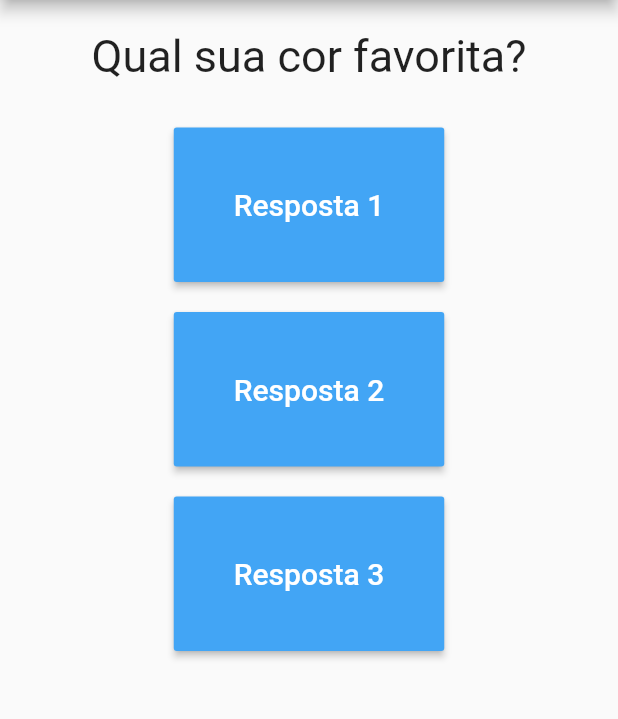
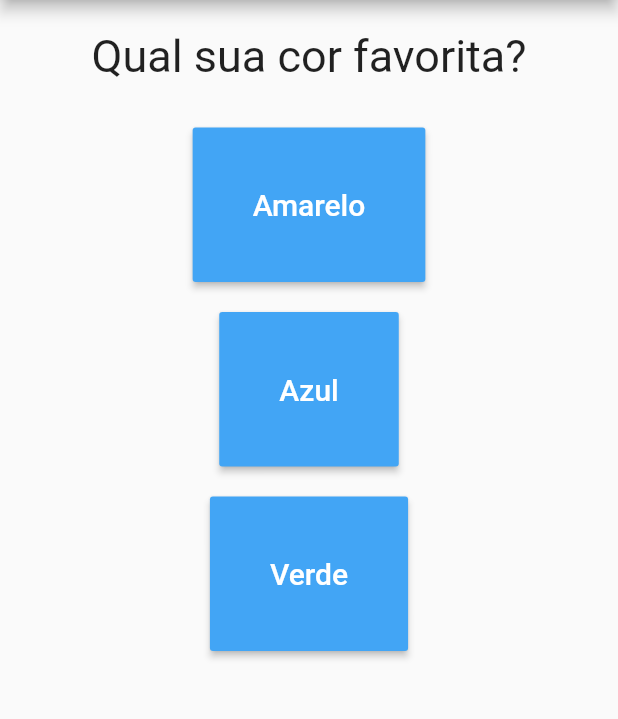
Before and after one commit to kiszewski/quiz-flutter, a Flutter app: the screen it shows after launch, on a phone screen of 412 x 824 dp, the part 84-803 px from its top. Run offline on Flutter 3.47's test engine with Material 2 defaults, Android fonts, the phone set to English and light mode, and no system bars.

Commit message:
realizado implementações e tela de resultado final

```diff
--- a/lib/main.dart
+++ b/lib/main.dart
@@ -2,29 +2,54 @@ import 'package:flutter/material.dart';
 import 'package:flutter/widgets.dart';
 import 'questao.dart';
 import 'resposta.dart';
+import 'resultado.dart';
 
 main() => runApp(PerguntasApp());
 
 class _PerguntaAppState extends State<PerguntasApp> {
+  static final List<Map<String, dynamic>> _perguntas = [
+    {
+      'pergunta': 'Qual sua cor favorita?',
+      'respostas': ['Amarelo', 'Azul', 'Verde']
+    },
+    {
+      'pergunta': 'Qual seu animal favorito?',
+      'respostas': ['Gato', 'Cachorro', 'Coelho']
+    },
+    {
+      'pergunta': 'Qual seu time favorito?',
+      'respostas': ['Real Madrid', 'Chelsea', 'Inter']
+    },
+    {
+      'pergunta': 'Qual sua comida favorito?',
+      'respostas': ['Batata frita', 'Arroz', 'Pastel']
+    },
+    {
+      'pergunta': 'Qual seu jogo favorito?',
+      'respostas': ['Overwatch', 'Fortnite', 'Fifa']
+    },
+  ];
   var _perguntaAtual = 0;
 
   void _responder() {
-    setState(() {
-      //Qualquer alteração de estado precisa ser feita dentro desse metodo,
-      //de forma reativa ele ira atualizar a interface grafica
-      _perguntaAtual++;
-    });
     print(_perguntaAtual);
+    if (existePerguntaSelecionada) {
+      setState(() {
+        //Qualquer alteração de estado precisa ser feita dentro desse metodo,
+        //de forma reativa ele ira atualizar a interface grafica
+        _perguntaAtual++;
+      });
+    }
+  }
+
+  bool get existePerguntaSelecionada {
+    return _perguntaAtual < _perguntas.length;
   }
 
   Widget build(BuildContext context) {
-    final perguntas = [
-      'Qual sua cor favorita?',
-      'Qual seu animal favorito?',
-      'Qual seu time favorito?',
-      'Qual sua comida favorito?',
-      'Qual seu jogo favorito?'
-      ];
+    final List<String> respostas = existePerguntaSelecionada
+      ? _perguntas[_perguntaAtual]['respostas']
+      : null;
 
     return MaterialApp(
       home: Scaffold(
@@ -32,12 +57,10 @@ class _PerguntaAppState extends State<PerguntasApp> {
           title: Text('Perguntas'),
         ),
         body: Center(
-          child: Column(children: <Widget>[
-            Questao(perguntas[_perguntaAtual]),
-            Resposta('Resposta 1', _responder),
-            Resposta('Resposta 2', _responder),
-            Resposta('Resposta 3', _responder),
-          ]),
+          child: existePerguntaSelecionada ? Column(children: <Widget>[
+            Questao(_perguntas[_perguntaAtual]['pergunta']),
+            ...respostas.map((resp) => Resposta(resp, _responder)).toList()
+          ]) : Resultado(),
         ),
       ),
     );
--- /dev/null
+++ b/lib/resultado.dart
@@ -0,0 +1,8 @@
+import 'package:flutter/material.dart';
+
+class Resultado extends StatelessWidget {
+  @override
+  Widget build(BuildContext context) {
+    return Text('Parabéns');
+  }
+}
```
